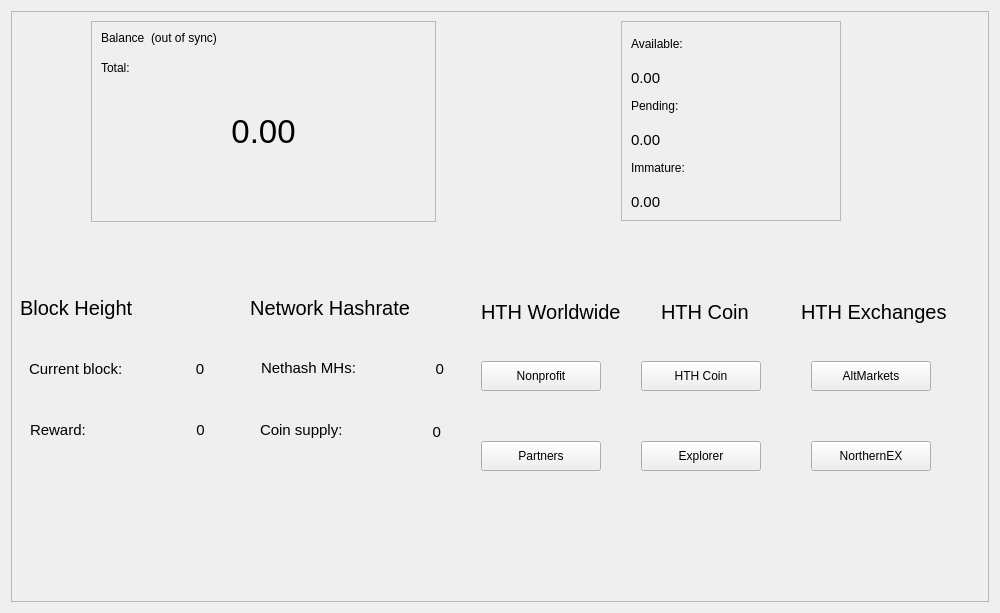
Above: src/qt/forms/overviewpage.ui from barrystyle/hth before the change. Below: the same form after it.
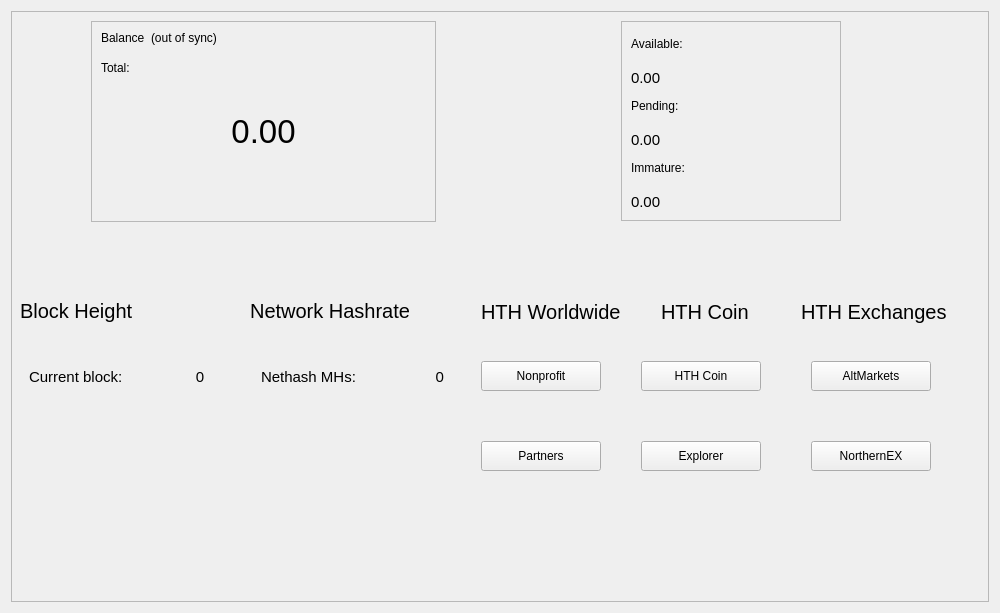
That is the form after the change.

```diff
--- a/src/qt/forms/overviewpage.ui
+++ b/src/qt/forms/overviewpage.ui
@@ -212,95 +212,6 @@
          </layout>
         </widget>
        </item>
-       <item>
-        <widget class="QFrame" name="frame_2">
-         <property name="frameShape">
-          <enum>QFrame::StyledPanel</enum>
-         </property>
-         <property name="frameShadow">
-          <enum>QFrame::Raised</enum>
-         </property>
-         <widget class="QLabel" name="label_CurrentBlockReward">
-          <property name="geometry">
-           <rect>
-            <x>10</x>
-            <y>20</y>
-            <width>71</width>
-            <height>16</height>
-           </rect>
-          </property>
-          <property name="styleSheet">
-           <string notr="true">font-size: 15px;</string>
-          </property>
-          <property name="text">
-           <string>Reward:</string>
-          </property>
-          <property name="alignment">
-           <set>Qt::AlignVCenter</set>
-          </property>
-         </widget>
-         <widget class="QLabel" name="label_CurrentBlockReward_value">
-          <property name="geometry">
-           <rect>
-            <x>140</x>
-            <y>20</y>
-            <width>81</width>
-            <height>16</height>
-           </rect>
-          </property>
-          <property name="styleSheet">
-           <string notr="true">font-size: 15px;</string>
-          </property>
-          <property name="lineWidth">
-           <number>0</number>
-          </property>
-          <property name="text">
-           <string>0</string>
-          </property>
-          <property name="alignment">
-           <set>Qt::AlignCenter</set>
-          </property>
-         </widget>
-         <widget class="QLabel" name="label_Supply">
-          <property name="geometry">
-           <rect>
-            <x>240</x>
-            <y>20</y>
-            <width>91</width>
-            <height>16</height>
-           </rect>
-          </property>
-          <property name="styleSheet">
-           <string notr="true">font-size: 15px;</string>
-          </property>
-          <property name="text">
-           <string>Coin supply:</string>
-          </property>
-          <property name="alignment">
-           <set>Qt::AlignVCenter</set>
-          </property>
-         </widget>
-         <widget class="QLabel" name="label_Supply_value">
-          <property name="geometry">
-           <rect>
-            <x>340</x>
-            <y>20</y>
-            <width>81</width>
-            <height>20</height>
-           </rect>
-          </property>
-          <property name="styleSheet">
-           <string notr="true">font-size: 15px;</string>
-          </property>
-          <property name="text">
-           <string>0</string>
-          </property>
-          <property name="alignment">
-           <set>Qt::AlignRight|Qt::AlignTrailing|Qt::AlignVCenter</set>
-          </property>
-         </widget>
-        </widget>
-       </item>
        <item>
         <spacer name="verticalSpacer">
          <property name="orientation">
@@ -312,7 +223,7 @@
          <property name="sizeHint" stdset="0">
           <size>
            <width>20</width>
-           <height>86</height>
+           <height>135</height>
           </size>
          </property>
         </spacer>
```
